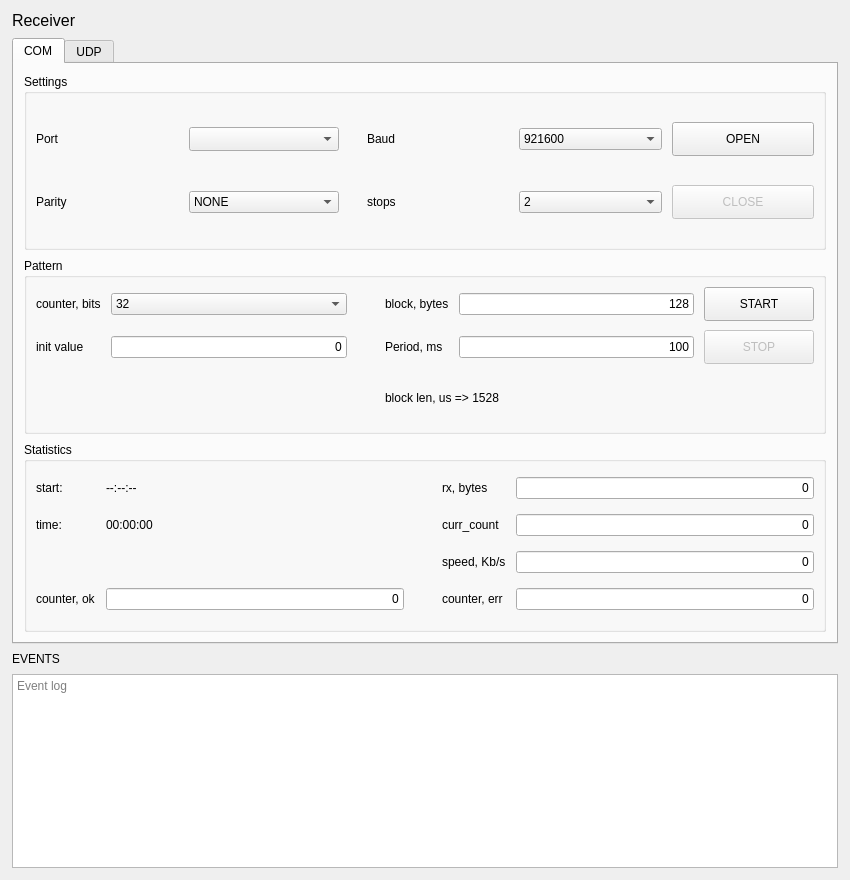
Before: the Qt Designer form RxDataTester/mainwindow.ui in savver/TxRxDataTester, drawn with Qt 5.
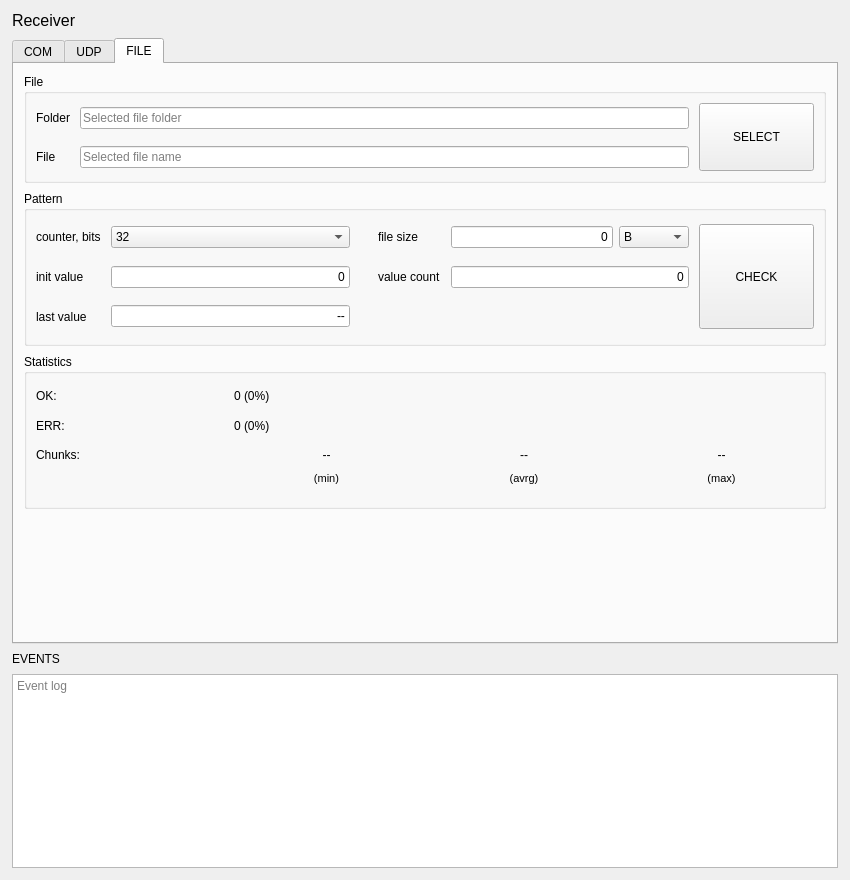
After: the same form once the commit is applied. The open tabs and pages were chosen to show the change.

Commit message: RxDataTester - v.1.9, check files

What changed in the file:
```diff
--- a/RxDataTester/mainwindow.ui
+++ b/RxDataTester/mainwindow.ui
@@ -1621,6 +1621,519 @@
                 </item>
               </layout>
             </widget>
+            <widget class="QWidget" name="fileTab">
+              <attribute name="title">
+                <string>FILE</string>
+              </attribute>
+              <layout class="QVBoxLayout" name="fileTabVerticalLayout">
+                <property name="leftMargin">
+                  <number>10</number>
+                </property>
+                <property name="topMargin">
+                  <number>10</number>
+                </property>
+                <property name="rightMargin">
+                  <number>10</number>
+                </property>
+                <property name="bottomMargin">
+                  <number>10</number>
+                </property>
+                <property name="spacing">
+                  <number>8</number>
+                </property>
+                <item>
+                  <widget class="QGroupBox" name="fileSelectionGroupBox">
+                    <property name="minimumSize">
+                      <size>
+                        <width>0</width>
+                        <height>105</height>
+                      </size>
+                    </property>
+                    <property name="title">
+                      <string>File</string>
+                    </property>
+                    <layout class="QGridLayout" name="fileSelectionGridLayout">
+                      <property name="horizontalSpacing">
+                        <number>10</number>
+                      </property>
+                      <property name="verticalSpacing">
+                        <number>10</number>
+                      </property>
+                      <item row="0" column="0">
+                        <widget class="QLabel" name="fileFolderLabel">
+                          <property name="text">
+                            <string>Folder</string>
+                          </property>
+                          <property name="buddy">
+                            <cstring>fileFolderLineEdit</cstring>
+                          </property>
+                        </widget>
+                      </item>
+                      <item row="0" column="1">
+                        <widget class="QLineEdit" name="fileFolderLineEdit">
+                          <property name="focusPolicy">
+                            <enum>Qt::ClickFocus</enum>
+                          </property>
+                          <property name="readOnly">
+                            <bool>true</bool>
+                          </property>
+                          <property name="placeholderText">
+                            <string>Selected file folder</string>
+                          </property>
+                        </widget>
+                      </item>
+                      <item row="1" column="0">
+                        <widget class="QLabel" name="fileNameLabel">
+                          <property name="text">
+                            <string>File</string>
+                          </property>
+                          <property name="buddy">
+                            <cstring>fileNameLineEdit</cstring>
+                          </property>
+                        </widget>
+                      </item>
+                      <item row="1" column="1">
+                        <widget class="QLineEdit" name="fileNameLineEdit">
+                          <property name="focusPolicy">
+                            <enum>Qt::ClickFocus</enum>
+                          </property>
+                          <property name="readOnly">
+                            <bool>true</bool>
+                          </property>
+                          <property name="placeholderText">
+                            <string>Selected file name</string>
+                          </property>
+                        </widget>
+                      </item>
+                      <item row="0" column="2" rowspan="2">
+                        <widget class="QPushButton" name="fileSelectButton">
+                          <property name="minimumSize">
+                            <size>
+                              <width>115</width>
+                              <height>68</height>
+                            </size>
+                          </property>
+                          <property name="text">
+                            <string>SELECT</string>
+                          </property>
+                        </widget>
+                      </item>
+                    </layout>
+                  </widget>
+                </item>
+                <item>
+                  <widget class="QGroupBox" name="filePatternGroupBox">
+                    <property name="minimumSize">
+                      <size>
+                        <width>0</width>
+                        <height>155</height>
+                      </size>
+                    </property>
+                    <property name="title">
+                      <string>Pattern</string>
+                    </property>
+                    <layout class="QGridLayout" name="filePatternGridLayout">
+                      <property name="horizontalSpacing">
+                        <number>10</number>
+                      </property>
+                      <property name="verticalSpacing">
+                        <number>10</number>
+                      </property>
+                      <item row="0" column="0">
+                        <widget class="QLabel" name="fileCounterBitsLabel">
+                          <property name="text">
+                            <string>counter, bits</string>
+                          </property>
+                          <property name="buddy">
+                            <cstring>fileCounterBitsComboBox</cstring>
+                          </property>
+                        </widget>
+                      </item>
+                      <item row="0" column="1">
+                        <widget class="QComboBox" name="fileCounterBitsComboBox">
+                          <property name="minimumSize">
+                            <size>
+                              <width>150</width>
+                              <height>0</height>
+                            </size>
+                          </property>
+                          <property name="currentIndex">
+                            <number>2</number>
+                          </property>
+                          <item>
+                            <property name="text">
+                              <string>8</string>
+                            </property>
+                          </item>
+                          <item>
+                            <property name="text">
+                              <string>16</string>
+                            </property>
+                          </item>
+                          <item>
+                            <property name="text">
+                              <string>32</string>
+                            </property>
+                          </item>
+                        </widget>
+                      </item>
+                      <item row="0" column="2">
+                        <spacer name="filePatternMiddleSpacerTop">
+                          <property name="orientation">
+                            <enum>Qt::Horizontal</enum>
+                          </property>
+                          <property name="sizeType">
+                            <enum>QSizePolicy::Fixed</enum>
+                          </property>
+                          <property name="sizeHint" stdset="0">
+                            <size>
+                              <width>18</width>
+                              <height>20</height>
+                            </size>
+                          </property>
+                        </spacer>
+                      </item>
+                      <item row="0" column="3">
+                        <widget class="QLabel" name="fileSizeLabel">
+                          <property name="text">
+                            <string>file size</string>
+                          </property>
+                          <property name="buddy">
+                            <cstring>fileSizeLineEdit</cstring>
+                          </property>
+                        </widget>
+                      </item>
+                      <item row="0" column="4">
+                        <layout class="QHBoxLayout" name="fileSizeHorizontalLayout">
+                          <property name="spacing">
+                            <number>6</number>
+                          </property>
+                          <item>
+                            <widget class="QLineEdit" name="fileSizeLineEdit">
+                              <property name="minimumSize">
+                                <size>
+                                  <width>130</width>
+                                  <height>0</height>
+                                </size>
+                              </property>
+                              <property name="focusPolicy">
+                                <enum>Qt::NoFocus</enum>
+                              </property>
+                              <property name="text">
+                                <string>0</string>
+                              </property>
+                              <property name="readOnly">
+                                <bool>true</bool>
+                              </property>
+                              <property name="alignment">
+                                <set>Qt::AlignRight|Qt::AlignTrailing|Qt::AlignVCenter</set>
+                              </property>
+                            </widget>
+                          </item>
+                          <item>
+                            <widget class="QComboBox" name="fileSizeUnitComboBox">
+                              <property name="minimumSize">
+                                <size>
+                                  <width>70</width>
+                                  <height>0</height>
+                                </size>
+                              </property>
+                              <item>
+                                <property name="text">
+                                  <string>B</string>
+                                </property>
+                              </item>
+                              <item>
+                                <property name="text">
+                                  <string>KB</string>
+                                </property>
+                              </item>
+                              <item>
+                                <property name="text">
+                                  <string>MB</string>
+                                </property>
+                              </item>
+                              <item>
+                                <property name="text">
+                                  <string>GB</string>
+                                </property>
+                              </item>
+                            </widget>
+                          </item>
+                        </layout>
+                      </item>
+                      <item row="1" column="0">
+                        <widget class="QLabel" name="fileInitValueLabel">
+                          <property name="text">
+                            <string>init value</string>
+                          </property>
+                          <property name="buddy">
+                            <cstring>fileInitValueLineEdit</cstring>
+                          </property>
+                        </widget>
+                      </item>
+                      <item row="1" column="1">
+                        <widget class="QLineEdit" name="fileInitValueLineEdit">
+                          <property name="text">
+                            <string>0</string>
+                          </property>
+                          <property name="alignment">
+                            <set>Qt::AlignRight|Qt::AlignTrailing|Qt::AlignVCenter</set>
+                          </property>
+                        </widget>
+                      </item>
+                      <item row="1" column="2">
+                        <spacer name="filePatternMiddleSpacerSecond">
+                          <property name="orientation">
+                            <enum>Qt::Horizontal</enum>
+                          </property>
+                          <property name="sizeType">
+                            <enum>QSizePolicy::Fixed</enum>
+                          </property>
+                          <property name="sizeHint" stdset="0">
+                            <size>
+                              <width>18</width>
+                              <height>20</height>
+                            </size>
+                          </property>
+                        </spacer>
+                      </item>
+                      <item row="1" column="3">
+                        <widget class="QLabel" name="fileValueCountLabel">
+                          <property name="text">
+                            <string>value count</string>
+                          </property>
+                          <property name="buddy">
+                            <cstring>fileValueCountLineEdit</cstring>
+                          </property>
+                        </widget>
+                      </item>
+                      <item row="1" column="4">
+                        <widget class="QLineEdit" name="fileValueCountLineEdit">
+                          <property name="focusPolicy">
+                            <enum>Qt::NoFocus</enum>
+                          </property>
+                          <property name="text">
+                            <string>0</string>
+                          </property>
+                          <property name="readOnly">
+                            <bool>true</bool>
+                          </property>
+                          <property name="alignment">
+                            <set>Qt::AlignRight|Qt::AlignTrailing|Qt::AlignVCenter</set>
+                          </property>
+                        </widget>
+                      </item>
+                      <item row="2" column="0">
+                        <widget class="QLabel" name="fileLastValueLabel">
+                          <property name="text">
+                            <string>last value</string>
+                          </property>
+                          <property name="buddy">
+                            <cstring>fileLastValueLineEdit</cstring>
+                          </property>
+                        </widget>
+                      </item>
+                      <item row="2" column="1">
+                        <widget class="QLineEdit" name="fileLastValueLineEdit">
+                          <property name="focusPolicy">
+                            <enum>Qt::NoFocus</enum>
+                          </property>
+                          <property name="text">
+                            <string>--</string>
+                          </property>
+                          <property name="readOnly">
+                            <bool>true</bool>
+                          </property>
+                          <property name="alignment">
+                            <set>Qt::AlignRight|Qt::AlignTrailing|Qt::AlignVCenter</set>
+                          </property>
+                        </widget>
+                      </item>
+                      <item row="2" column="2">
+                        <spacer name="filePatternMiddleSpacerLast">
+                          <property name="orientation">
+                            <enum>Qt::Horizontal</enum>
+                          </property>
+                          <property name="sizeType">
+                            <enum>QSizePolicy::Fixed</enum>
+                          </property>
+                          <property name="sizeHint" stdset="0">
+                            <size>
+                              <width>18</width>
+                              <height>20</height>
+                            </size>
+                          </property>
+                        </spacer>
+                      </item>
+                      <item row="0" column="5" rowspan="3">
+                        <widget class="QPushButton" name="fileCheckButton">
+                          <property name="minimumSize">
+                            <size>
+                              <width>115</width>
+                              <height>105</height>
+                            </size>
+                          </property>
+                          <property name="text">
+                            <string>CHECK</string>
+                          </property>
+                        </widget>
+                      </item>
+                    </layout>
+                  </widget>
+                </item>
+                <item>
+                  <widget class="QGroupBox" name="fileStatisticsGroupBox">
+                    <property name="minimumSize">
+                      <size>
+                        <width>0</width>
+                        <height>155</height>
+                      </size>
+                    </property>
+                    <property name="title">
+                      <string>Statistics</string>
+                    </property>
+                    <layout class="QGridLayout" name="fileStatisticsGridLayout">
+                      <property name="horizontalSpacing">
+                        <number>12</number>
+                      </property>
+                      <property name="verticalSpacing">
+                        <number>5</number>
+                      </property>
+                      <item row="0" column="0">
+                        <widget class="QLabel" name="fileOkLabel">
+                          <property name="text">
+                            <string>OK:</string>
+                          </property>
+                        </widget>
+                      </item>
+                      <item row="0" column="1" colspan="3">
+                        <widget class="QLabel" name="fileOkValueLabel">
+                          <property name="text">
+                            <string>0 (0%)</string>
+                          </property>
+                          <property name="alignment">
+                            <set>Qt::AlignLeft|Qt::AlignLeading|Qt::AlignVCenter</set>
+                          </property>
+                        </widget>
+                      </item>
+                      <item row="1" column="0">
+                        <widget class="QLabel" name="fileErrLabel">
+                          <property name="text">
+                            <string>ERR:</string>
+                          </property>
+                        </widget>
+                      </item>
+                      <item row="1" column="1" colspan="3">
+                        <widget class="QLabel" name="fileErrValueLabel">
+                          <property name="text">
+                            <string>0 (0%)</string>
+                          </property>
+                          <property name="alignment">
+                            <set>Qt::AlignLeft|Qt::AlignLeading|Qt::AlignVCenter</set>
+                          </property>
+                        </widget>
+                      </item>
+                      <item row="2" column="0">
+                        <widget class="QLabel" name="fileChunksLabel">
+                          <property name="text">
+                            <string>Chunks:</string>
+                          </property>
+                        </widget>
+                      </item>
+                      <item row="2" column="1">
+                        <widget class="QLabel" name="fileChunkMinValueLabel">
+                          <property name="text">
+                            <string>--</string>
+                          </property>
+                          <property name="alignment">
+                            <set>Qt::AlignCenter</set>
+                          </property>
+                        </widget>
+                      </item>
+                      <item row="2" column="2">
+                        <widget class="QLabel" name="fileChunkAverageValueLabel">
+                          <property name="text">
+                            <string>--</string>
+                          </property>
+                          <property name="alignment">
+                            <set>Qt::AlignCenter</set>
+                          </property>
+                        </widget>
+                      </item>
+                      <item row="2" column="3">
+                        <widget class="QLabel" name="fileChunkMaxValueLabel">
+                          <property name="text">
+                            <string>--</string>
+                          </property>
+                          <property name="alignment">
+                            <set>Qt::AlignCenter</set>
+                          </property>
+                        </widget>
+                      </item>
+                      <item row="3" column="1">
+                        <widget class="QLabel" name="fileChunkMinCaptionLabel">
+                          <property name="font">
+                            <font>
+                              <pointsize>8</pointsize>
+                            </font>
+                          </property>
+                          <property name="text">
+                            <string>(min)</string>
+                          </property>
+                          <property name="alignment">
+                            <set>Qt::AlignHCenter|Qt::AlignTop</set>
+                          </property>
+                        </widget>
+                      </item>
+                      <item row="3" column="2">
+                        <widget class="QLabel" name="fileChunkAverageCaptionLabel">
+                          <property name="font">
+                            <font>
+                              <pointsize>8</pointsize>
+                            </font>
+                          </property>
+                          <property name="text">
+                            <string>(avrg)</string>
+                          </property>
+                          <property name="alignment">
+                            <set>Qt::AlignHCenter|Qt::AlignTop</set>
+                          </property>
+                        </widget>
+                      </item>
+                      <item row="3" column="3">
+                        <widget class="QLabel" name="fileChunkMaxCaptionLabel">
+                          <property name="font">
+                            <font>
+                              <pointsize>8</pointsize>
+                            </font>
+                          </property>
+                          <property name="text">
+                            <string>(max)</string>
+                          </property>
+                          <property name="alignment">
+                            <set>Qt::AlignHCenter|Qt::AlignTop</set>
+                          </property>
+                        </widget>
+                      </item>
+                    </layout>
+                  </widget>
+                </item>
+                <item>
+                  <spacer name="fileBottomVerticalSpacer">
+                    <property name="orientation">
+                      <enum>Qt::Vertical</enum>
+                    </property>
+                    <property name="sizeHint" stdset="0">
+                      <size>
+                        <width>20</width>
+                        <height>10</height>
+                      </size>
+                    </property>
+                  </spacer>
+                </item>
+              </layout>
+            </widget>
           </widget>
         </item>
         <item>
```
Left out of the diff: 7 changed lines with no effect on the pictures. The commit also changes 7 other files.
